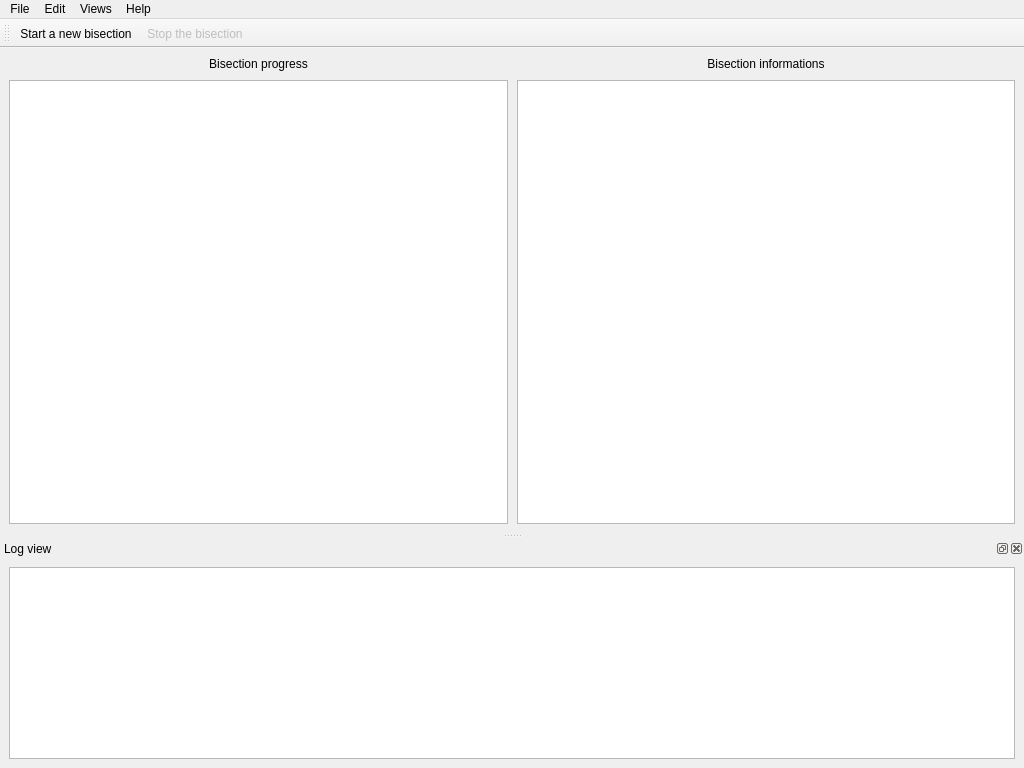
The window that gui/mozregui/ui/mainwindow.ui (mozilla/mozregression) describes before a commit, drawn with Qt 5.
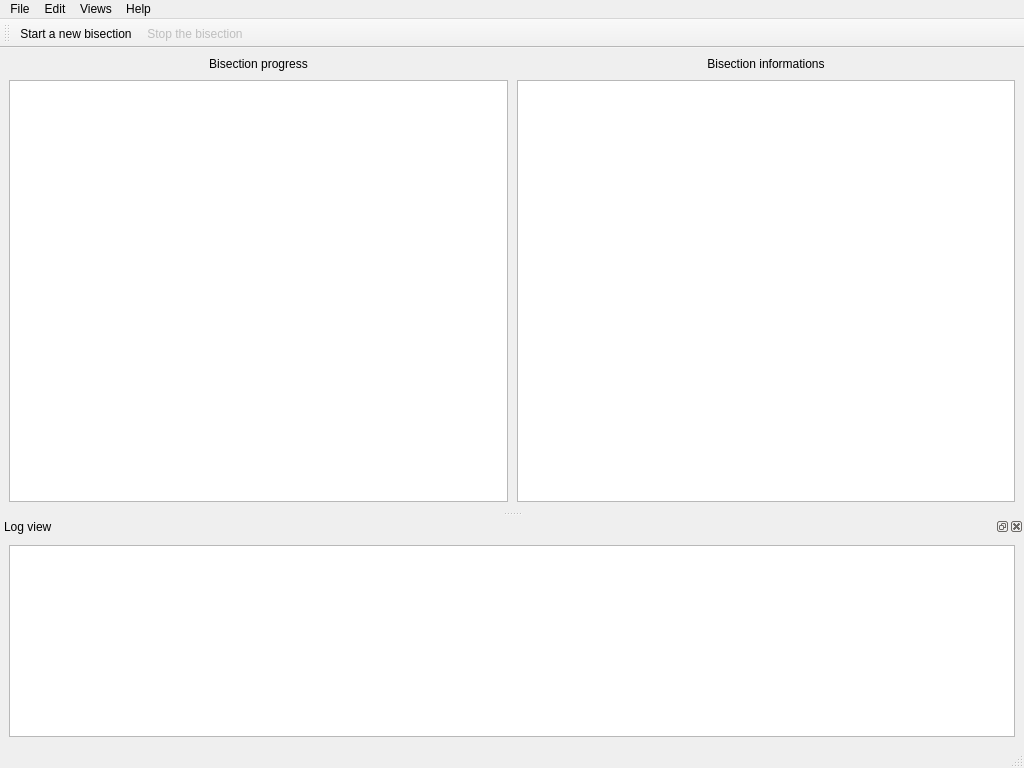
The same window after the commit. Icons and pictures are not drawn. Custom widgets are drawn as their Qt base class.

Commit message: Bug 1177001 - [gui] check for a new available version and warn the user

What changed in the file:
```diff
--- a/gui/mozregui/ui/mainwindow.ui
+++ b/gui/mozregui/ui/mainwindow.ui
@@ -160,6 +160,7 @@
     </layout>
    </widget>
   </widget>
+  <widget class="QStatusBar" name="status_bar"/>
   <action name="actionStart_a_new_bisection">
    <property name="checkable">
     <bool>false</bool>
```
The commit also changes 3 other files.
